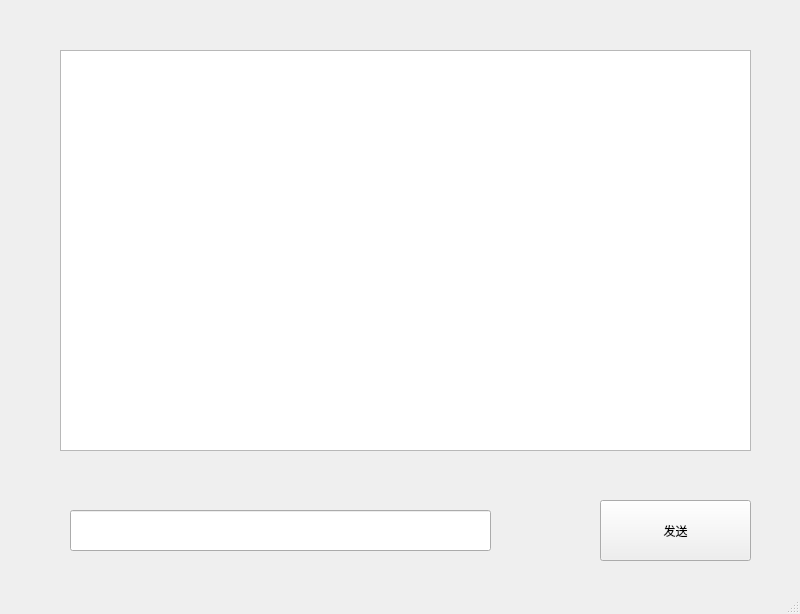
Sunshine-llh/NetWorkDiskSystem, file TcpClient/tcpclient.ui: the form before one commit.
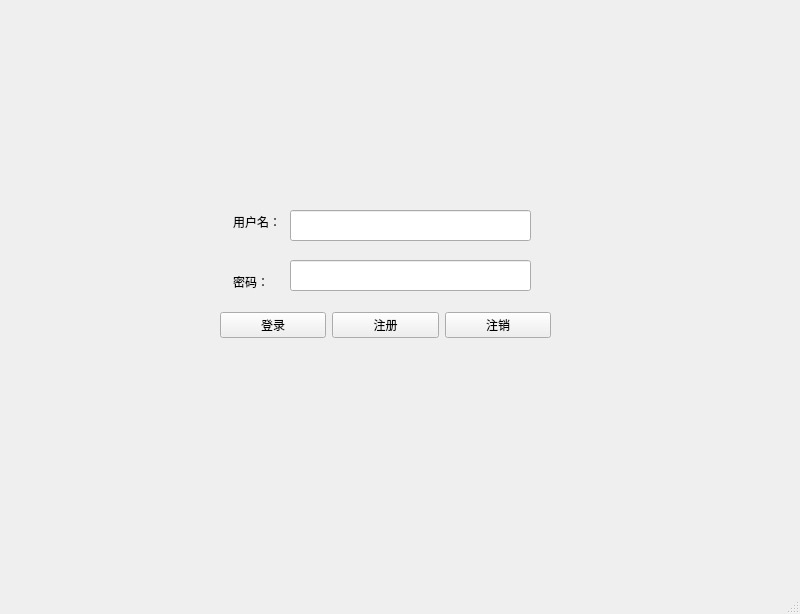
The form after the commit.

What changed in the file:
```diff
--- a/TcpClient/tcpclient.ui
+++ b/TcpClient/tcpclient.ui
@@ -14,39 +14,88 @@
    <string>TcpClient</string>
   </property>
   <widget class="QWidget" name="centralwidget">
-   <widget class="QTextEdit" name="textEdit">
+   <widget class="QLabel" name="label">
     <property name="geometry">
      <rect>
-      <x>60</x>
-      <y>50</y>
-      <width>691</width>
-      <height>401</height>
+      <x>233</x>
+      <y>211</y>
+      <width>61</width>
+      <height>21</height>
      </rect>
     </property>
+    <property name="text">
+     <string>用户名：</string>
+    </property>
    </widget>
-   <widget class="QPushButton" name="send">
+   <widget class="QLabel" name="label_2">
     <property name="geometry">
      <rect>
-      <x>600</x>
-      <y>500</y>
-      <width>151</width>
-      <height>61</height>
+      <x>233</x>
+      <y>272</y>
+      <width>61</width>
+      <height>20</height>
      </rect>
     </property>
     <property name="text">
-     <string>发送</string>
+     <string>密码：</string>
     </property>
    </widget>
    <widget class="QLineEdit" name="linetext">
     <property name="geometry">
      <rect>
-      <x>70</x>
-      <y>510</y>
-      <width>421</width>
-      <height>41</height>
+      <x>290</x>
+      <y>210</y>
+      <width>241</width>
+      <height>31</height>
      </rect>
     </property>
    </widget>
+   <widget class="QLineEdit" name="password">
+    <property name="geometry">
+     <rect>
+      <x>290</x>
+      <y>260</y>
+      <width>241</width>
+      <height>31</height>
+     </rect>
+    </property>
+    <property name="echoMode">
+     <enum>QLineEdit::Password</enum>
+    </property>
+   </widget>
+   <widget class="QWidget" name="layoutWidget">
+    <property name="geometry">
+     <rect>
+      <x>220</x>
+      <y>300</y>
+      <width>331</width>
+      <height>51</height>
+     </rect>
+    </property>
+    <layout class="QHBoxLayout" name="horizontalLayout">
+     <item>
+      <widget class="QPushButton" name="login_pb">
+       <property name="text">
+        <string>登录</string>
+       </property>
+      </widget>
+     </item>
+     <item>
+      <widget class="QPushButton" name="regist_pb">
+       <property name="text">
+        <string>注册</string>
+       </property>
+      </widget>
+     </item>
+     <item>
+      <widget class="QPushButton" name="cancel_pb">
+       <property name="text">
+        <string>注销</string>
+       </property>
+      </widget>
+     </item>
+    </layout>
+   </widget>
   </widget>
   <widget class="QMenuBar" name="menubar">
    <property name="geometry">
```
Left out of the diff: 2 changed lines with no effect on the pictures.
